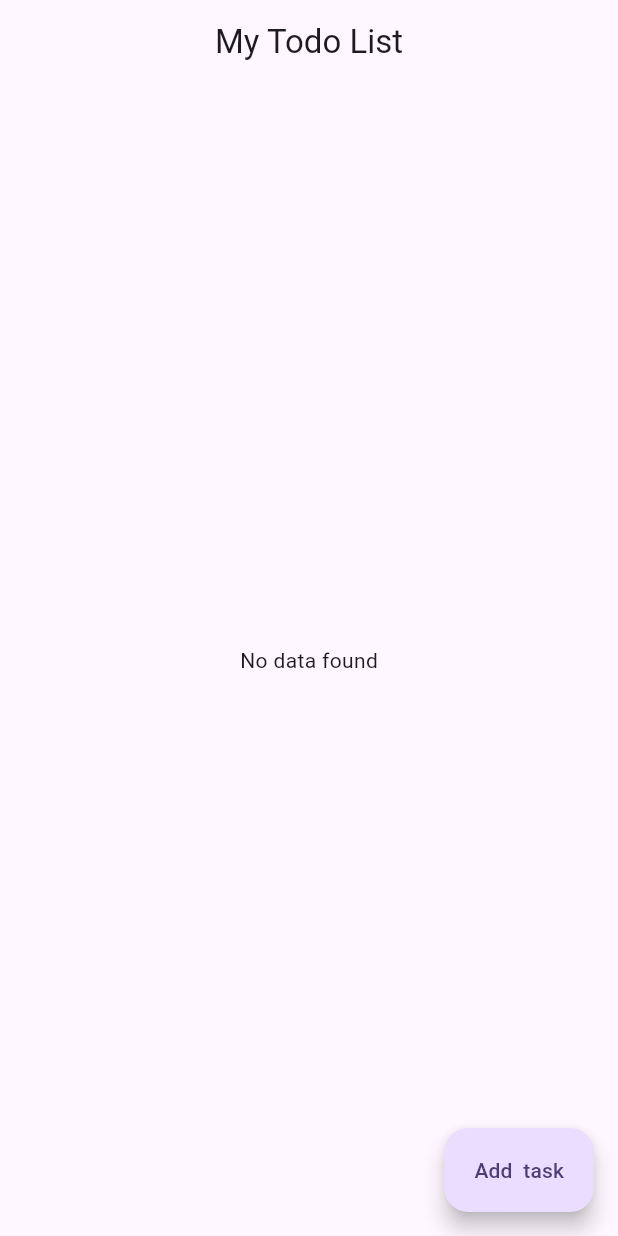
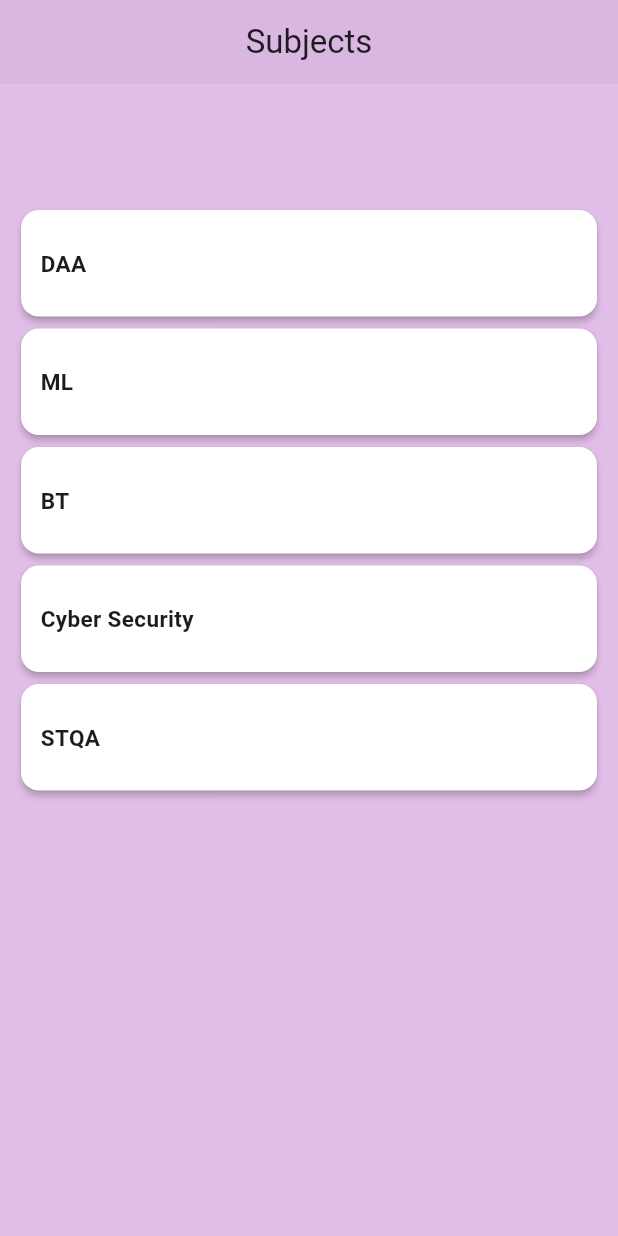
Before and after one commit to Rehancoder14/web-reinvent-assignment, a Flutter app: the screen it shows after launch, on a phone screen of 412 x 824 dp. Run offline on Flutter 3.47's test engine with Material 2 defaults, Android fonts, the phone set to English and light mode, and no system bars; our stand-ins replace get, hive; accounts and stored records are empty.

Commit message:
self fixes

```diff
--- a/lib/Homepage/controller/home_controller.dart
+++ b/lib/Homepage/controller/home_controller.dart
@@ -1,31 +1,66 @@
 import 'package:flutter/material.dart';
 import 'package:get/get.dart';
 import 'package:webreinvent/Homepage/modal/home_modal.dart';
+import 'package:webreinvent/Homepage/view/screens/bt_listing.dart';
+import 'package:webreinvent/Homepage/view/screens/cs_listing.dart';
+import 'package:webreinvent/Homepage/view/screens/daa_listing.dart';
+import 'package:webreinvent/Homepage/view/screens/ml_listing.dart';
+import 'package:webreinvent/Homepage/view/screens/stqa_listing.dart';
 import 'package:webreinvent/services/local_storage_service.dart';
 
 class HomeController extends GetxController {
   TextEditingController textController = TextEditingController();
+  List<String> subList = ['DAA', 'ML', 'BT', 'Cyber Security', 'STQA'];
   RxBool isLoading = false.obs;
+  String? subject;
+
+  List<HomeModel>? daaList;
+  List<HomeModel>? btList;
+  List<HomeModel>? mlList;
+  List<HomeModel>? csList;
+  List<HomeModel>? stqaList;
   @override
-  void onInit() {
-    getHomeModels();
+  void onInit() async {
+    await getHomeModels();
+
     super.onInit();
   }
 
   List<HomeModel>? homeModelsList;
-  getHomeModels() {
+  getHomeModels() async {
     isLoading.value = true;
 
-    homeModelsList = LocalStorageService.getSavedHomeModels();
+    daaList = LocalStorageService.getSavedHomeModels()
+        .where((element) => element.subject == 'DAA')
+        .toList();
+    btList = LocalStorageService.getSavedHomeModels()
+        .where((element) => element.subject == 'BT')
+        .toList();
+    csList = LocalStorageService.getSavedHomeModels()
+        .where((element) => element.subject == 'CS')
+        .toList();
+    stqaList = LocalStorageService.getSavedHomeModels()
+        .where((element) => element.subject == 'ST')
+        .toList();
+    mlList = LocalStorageService.getSavedHomeModels()
+        .where((element) => element.subject == 'ML')
+        .toList();
+    print(daaList);
+
     isLoading.value = false;
   }
 
   addinList() async {
-    await LocalStorageService().addHomeModel(textController.text, false);
-    getHomeModels();
-    Get.back();
-    Get.snackbar('Success', 'Todo task added Successfully');
-    textController.clear();
+    if (subject == null || textController.text.isEmpty) {
+      Get.snackbar('Warning', 'Please fill all the fields');
+    } else {
+      await LocalStorageService()
+          .addHomeModel(textController.text, subject!, false);
+      getHomeModels();
+      Get.back();
+      Get.snackbar('Success', 'Todo task added Successfully');
+      textController.clear();
+    }
   }
 
   isCompleted(int id, String title, bool completed) async {
@@ -50,4 +85,36 @@ class HomeController extends GetxController {
     Get.back();
     Get.snackbar('Success', 'Task deleted successfully');
   }
+
+  handleNavigation(int index) {
+    switch (index) {
+      case 0:
+        Get.to(
+          const DaaListing(),
+        );
+
+        break;
+      case 1:
+        Get.to(
+          const MLListing(),
+        );
+        break;
+      case 2:
+        Get.to(
+          const BTListing(),
+        );
+        break;
+      case 3:
+        Get.to(
+          const CSListing(),
+        );
+        break;
+      case 4:
+        Get.to(
+          const STQAListing(),
+        );
+        break;
+      default:
+    }
+  }
 }
--- a/lib/Homepage/modal/home_modal.dart
+++ b/lib/Homepage/modal/home_modal.dart
@@ -5,6 +5,6 @@ class HomeModel extends HiveObject {
   int? id;
   String? title;
   RxBool isChecked = false.obs;
-
-  HomeModel({this.id, this.title, required this.isChecked});
+  String? subject;
+  HomeModel({this.id, this.title, this.subject, required this.isChecked});
 }
--- a/lib/Homepage/view/component/task_tile.dart
+++ b/lib/Homepage/view/component/task_tile.dart
@@ -22,6 +22,7 @@ class TaskTile extends StatelessWidget {
         },
         child: Container(
           decoration: BoxDecoration(
+            color: Colors.white,
             border: Border.all(color: Colors.grey.shade300),
             borderRadius: BorderRadius.circular(5),
           ),
--- a/lib/Homepage/view/home_page.dart
+++ b/lib/Homepage/view/home_page.dart
@@ -1,8 +1,6 @@
 import 'package:flutter/material.dart';
 import 'package:get/get.dart';
 import 'package:webreinvent/Homepage/controller/home_controller.dart';
-import 'package:webreinvent/Homepage/view/component/task_tile.dart';
-import 'package:webreinvent/Homepage/view/component/writing_task.dart';
 
 class HomePage extends StatefulWidget {
   const HomePage({super.key});
@@ -15,42 +13,53 @@ class _HomePageState extends State<HomePage> {
   final controller = Get.find<HomeController>();
   @override
   Widget build(BuildContext context) {
-    return RefreshIndicator(
-      onRefresh: () async {
-        controller.getHomeModels();
-      },
-      child: Scaffold(
-        appBar: AppBar(
-          centerTitle: true,
-          title: const Text('My Todo List'),
-        ),
-        floatingActionButton: FloatingActionButton.extended(
-          onPressed: () {
-            Get.to(WritingAreaScreen());
-          },
-          label: const Text('Add  task'),
-        ),
-        body: Obx(
-          () => controller.isLoading.value
-              ? const Center(
-                  child: CircularProgressIndicator(),
-                )
-              : controller.homeModelsList == null ||
-                      controller.homeModelsList!.isEmpty
-                  ? const Center(
-                      child: Text('No data found'),
-                    )
-                  : ListView.builder(
-                      padding: const EdgeInsets.only(
-                          left: 10, right: 10, bottom: 100),
-                      itemCount: controller.homeModelsList!.length,
-                      itemBuilder: (context, index) {
-                        return TaskTile(
-                          homeModel: controller.homeModelsList![index],
-                        );
-                      },
+    return Scaffold(
+      backgroundColor: Colors.purple.shade100,
+      appBar: AppBar(
+        elevation: 2,
+        backgroundColor: Colors.purple.shade100,
+        centerTitle: true,
+        title: const Text('Subjects'),
+      ),
+      body: ListView.builder(
+        padding:
+            const EdgeInsets.only(left: 10, right: 10, bottom: 100, top: 80),
+        itemCount: controller.subList.length,
+        itemBuilder: (context, index) {
+          return InkWell(
+            onTap: () {
+              controller.handleNavigation(index);
+            },
+            child: Card(
+              color: Colors.white,
+              elevation: 2,
+              child: Container(
+                margin: const EdgeInsets.symmetric(vertical: 15, horizontal: 5),
+                padding:
+                    const EdgeInsets.symmetric(horizontal: 8.0, vertical: 10),
+                child: Column(
+                  children: [
+                    Row(
+                      mainAxisAlignment: MainAxisAlignment.spaceBetween,
+                      crossAxisAlignment: CrossAxisAlignment.center,
+                      children: [
+                        Expanded(
+                          child: Text(
+                            controller.subList[index],
+                            maxLines: 4,
+                            overflow: TextOverflow.ellipsis,
+                            style: const TextStyle(
+                                fontSize: 15, fontWeight: FontWeight.bold),
+                          ),
+                        ),
+                      ],
                     ),
-        ),
+                  ],
+                ),
+              ),
+            ),
+          );
+        },
       ),
     );
   }
--- a/lib/services/home_adapter.dart
+++ b/lib/services/home_adapter.dart
@@ -12,9 +12,11 @@ class HomeModelAdapter extends TypeAdapter<HomeModel> {
     final id = reader.readInt();
     final title = reader.readString();
     final isCheck = reader.readBool();
+    final subject = reader.readString();
     return HomeModel(
       id: id,
       title: title,
+      subject: subject,
       isChecked: isCheck.obs,
     );
   }
@@ -23,6 +25,7 @@ class HomeModelAdapter extends TypeAdapter<HomeModel> {
   void write(BinaryWriter writer, HomeModel obj) {
     writer.writeInt(obj.id!);
     writer.writeString(obj.title!);
+    writer.writeString(obj.subject!);
     writer.writeBool(obj.isChecked.value);
   }
 }
--- a/lib/services/local_storage_service.dart
+++ b/lib/services/local_storage_service.dart
@@ -50,15 +50,18 @@ class LocalStorageService {
     }
   }
 
-  Future<void> addHomeModel(String title, bool isChecked) async {
+  Future<void> addHomeModel(
+      String title, String subject, bool isChecked) async {
     int millSec = DateTime.now().millisecondsSinceEpoch;
     int uniqueId = millSec % 1000000;
 
     HomeModel newHomeModel = HomeModel(
       id: uniqueId,
+      subject: subject,
       title: title,
       isChecked: isChecked.obs,
     );
+    print(subject);
     print(newHomeModel.title.toString());
     print(newHomeModel.id.toString());
     print(newHomeModel.isChecked.toString());
--- a/pubspec.yaml
+++ b/pubspec.yaml
@@ -38,6 +38,7 @@ dependencies:
   get: ^4.6.6
   hive: ^2.2.3
   path_provider: ^2.1.1
+  go_router: ^12.1.1
 
 dev_dependencies:
   flutter_test:
```
Also changed, not shown: lib/Homepage/view/screens/bt_listing.dart (added, +56 -0 lines), lib/Homepage/view/screens/cs_listing.dart (added, +56 -0 lines), lib/Homepage/view/screens/daa_listing.dart (added, +61 -0 lines), lib/Homepage/view/screens/ml_listing.dart (added, +56 -0 lines), lib/Homepage/view/screens/stqa_listing.dart (added, +56 -0 lines), lib/services/router_management.dart (added, +55 -0 lines), pubspec.lock.
